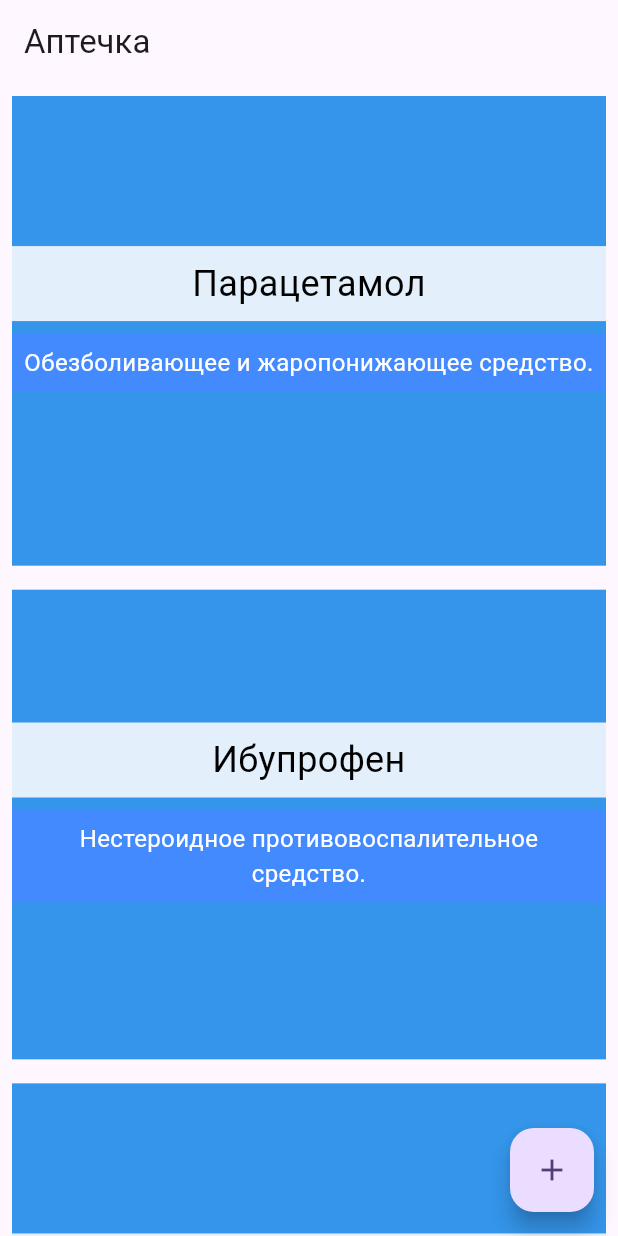
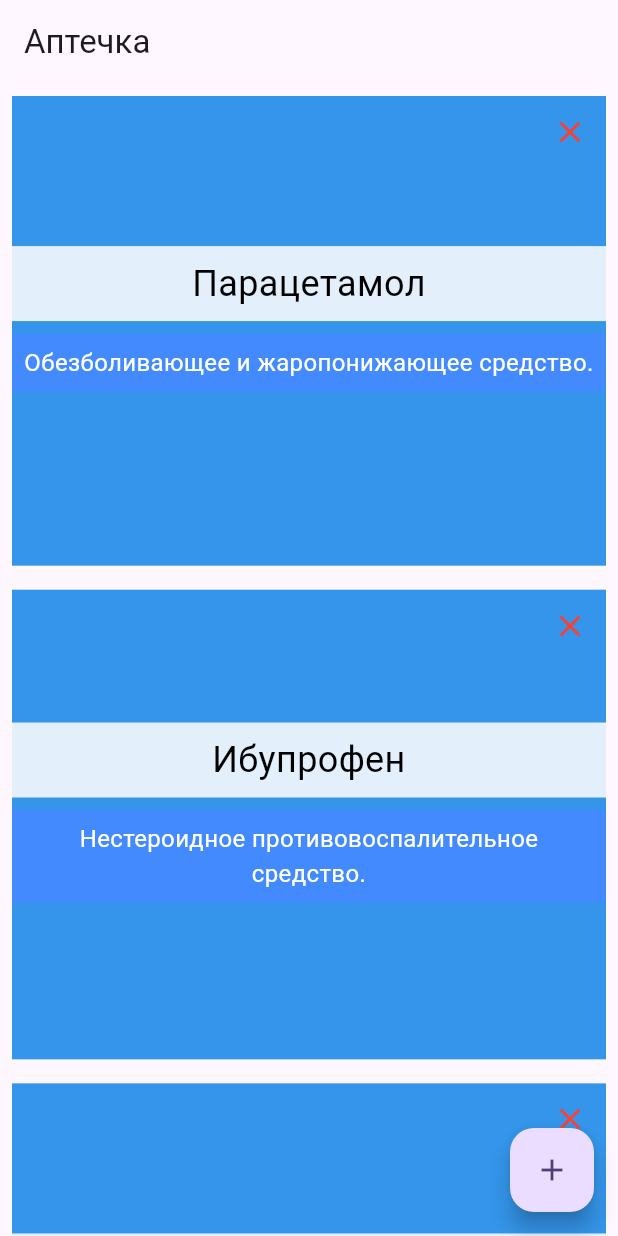
Before and after one commit to Teltoriy/pks4, a Flutter app: the screen it shows after launch, on a phone screen of 412 x 824 dp. Run offline on Flutter 3.47's test engine with Material 3 defaults, Android fonts, the phone set to English and light mode, and no system bars.

Commit message:
add remove button

```diff
--- a/lib/components/item_list.dart
+++ b/lib/components/item_list.dart
@@ -7,6 +7,7 @@ class ItemList extends StatelessWidget {
   final String fullDescription;
   final String productUrl;
   final String img;
+  final VoidCallback onRemove;
 
   const ItemList({
     super.key,
@@ -15,13 +16,16 @@ class ItemList extends StatelessWidget {
     required this.fullDescription,
     required this.productUrl,
     required this.img,
+    required this.onRemove,
   });
 
   @override
   Widget build(BuildContext context) {
     return Padding(
       padding: const EdgeInsets.all(8.0),
-      child: GestureDetector(
+      child: Stack(  // Используем Stack для наложения элементов
+        children: [
+          GestureDetector(
             onTap: () {
               Navigator.push(
                 context,
@@ -32,7 +36,6 @@ class ItemList extends StatelessWidget {
                     fullDescription: fullDescription,
                     productUrl: productUrl,
                     img: img,
-
                   ),
                 ),
               );
@@ -42,10 +45,9 @@ class ItemList extends StatelessWidget {
               height: MediaQuery.of(context).size.height * 0.38,
               color: const Color.fromARGB(255, 52, 149, 234),
               child: Column(
-            mainAxisAlignment: MainAxisAlignment.center, // Центрируем по вертикали
-            crossAxisAlignment: CrossAxisAlignment.center, // Центрируем по горизонтали
+                mainAxisAlignment: MainAxisAlignment.center,
+                crossAxisAlignment: CrossAxisAlignment.center,
                 children: [
-              // Название в самом верху
                   Center(
                     child: Container(
                       color: const Color.fromARGB(222, 253, 252, 252),
@@ -54,13 +56,11 @@ class ItemList extends StatelessWidget {
                       child: Text(
                         title,
                         style: const TextStyle(color: Colors.black, fontSize: 24),
-                    textAlign: TextAlign.center, // Выравниваем текст по центру
+                        textAlign: TextAlign.center,
                       ),
                     ),
                   ),
                   const SizedBox(height: 8),
-
-              // Описание ниже названия
                   Center(
                     child: Container(
                       color: Colors.blueAccent,
@@ -68,8 +68,8 @@ class ItemList extends StatelessWidget {
                       child: Text(
                         description,
                         style: const TextStyle(color: Colors.white, fontSize: 16),
-                    textAlign: TextAlign.center, // Выравниваем текст по центру
-                    overflow: TextOverflow.visible, // Убедимся, что текст не обрезается
+                        textAlign: TextAlign.center,
+                        overflow: TextOverflow.visible,
                       ),
                     ),
                   ),
@@ -78,6 +78,16 @@ class ItemList extends StatelessWidget {
               ),
             ),
           ),
+          Positioned(
+            top: 0,
+            right: 0,
+            child: IconButton(
+              icon: const Icon(Icons.close, color: Colors.red),
+              onPressed: onRemove,  // Вызываем callback для удаления
+            ),
+          ),
+        ],
+      ),
     );
   }
 }
--- a/lib/pages/home_page.dart
+++ b/lib/pages/home_page.dart
@@ -38,8 +38,12 @@ class _HomePageState extends State<HomePage> {
       products = loadedProducts;
     });
   }
+  void _removeProduct(int index) {
+    setState(() {
+      products.removeAt(index);
+    });
+  }
 
-  // Переход на страницу добавления нового продукта
   void _navigateToAddProduct(BuildContext context) async {
     final newProduct = await Navigator.push(
       context,
@@ -70,6 +74,8 @@ class _HomePageState extends State<HomePage> {
             productUrl: product.url,
             fullDescription: product.fullDescription,
             img: product.img,
+            onRemove: () => _removeProduct(index),
+
           );
         },
       ),
```
Lines whose indentation alone changed are shown as unchanged.
